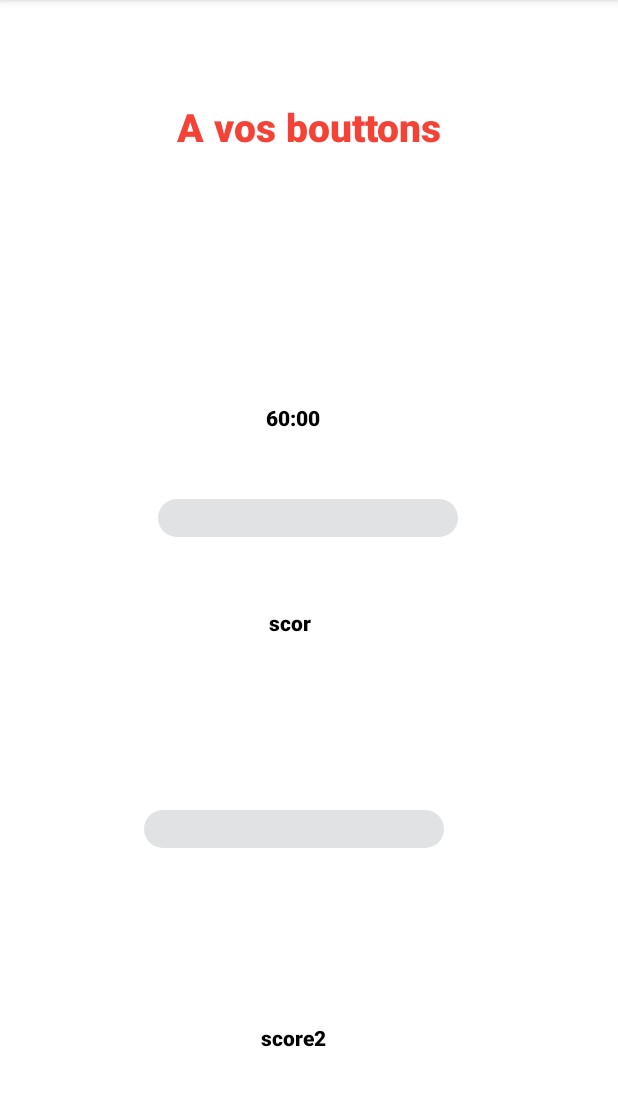
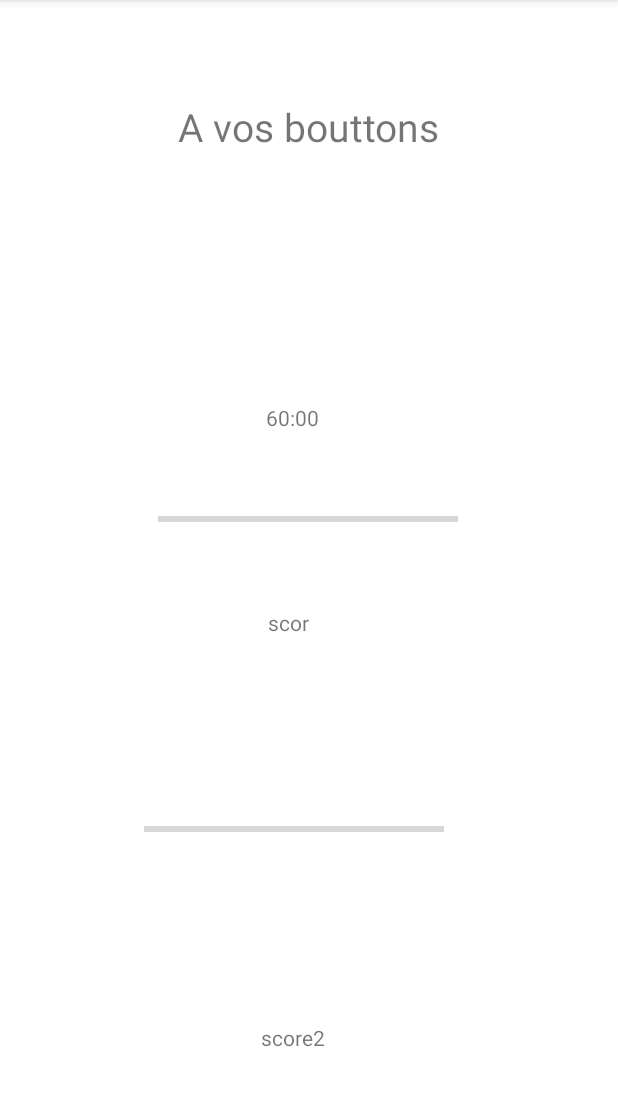
Before and after one commit to Gwenael95/IoT_app_UI, an Android app: the GameScreen screen opened directly, with no data from a screen before it, on a phone screen of 412 x 824 dp, the part 84-1190 px from its top. Run offline under Robolectric (Android 15) with nearby library versions, the phone set to English and light mode, and no system bars; our stand-ins replace Firebase (no records; nobody signed in at launch, a user with empty details on screens opened directly); Roboto replaces fonts that are not available here.

Commit message:
Revert "Merge branch 'ui_freddy' into dev"
This reverts commit 6b44a83f2a33bd1b704ded1671333cff731d6db0, reversing
changes made to b0aa2986b111e80d9e8466c6b0577e006e01bd0d.

```diff
--- a/app/src/main/res/drawable/custom_progress_bar.xml
+++ /dev/null
@@ -1,36 +0,0 @@
-<?xml version="1.0" encoding="utf-8"?>
-<layer-list xmlns:android="http://schemas.android.com/apk/res/android">
-    <item android:id="@android:id/background">
-        <shape>
-            <corners android:radius="100dp" />
-            <gradient
-                android:centerColor="#29474954"
-                android:endColor="#29474954"
-                android:startColor="#29474954" />
-        </shape>
-    </item>
-
-    <item android:id="@android:id/secondaryProgress">
-        <scale android:scaleWidth="100%">
-            <shape>
-                <corners android:radius="100dp" />
-                <gradient
-                    android:centerColor="#4ED5A1"
-                    android:endColor="#4ED5A1"
-                    android:startColor="#4ED5A1" />
-            </shape>
-        </scale>
-    </item>
-    <item android:id="@android:id/progress">
-        <scale android:scaleWidth="100%">
-            <shape>
-                <corners android:radius="100dp" />
-                <gradient
-                    android:angle="270"
-                    android:endColor="#4ED5A1"
-                    android:startColor="#4ED5A1" />
-            </shape>
-        </scale>
-    </item>
-
-</layer-list>
--- a/app/src/main/res/layout/activity_game_screen.xml
+++ b/app/src/main/res/layout/activity_game_screen.xml
@@ -4,34 +4,29 @@
     xmlns:tools="http://schemas.android.com/tools"
     android:layout_width="match_parent"
     android:layout_height="match_parent"
-    android:foregroundTint="#00FFFFFF"
     tools:context=".GameScreen">
 
     <ProgressBar
         android:id="@+id/scoreBar1"
-        style="@style/Widget.AppCompat.ProgressBar.Horizontal"
+        style="?android:attr/progressBarStyleHorizontal"
         android:layout_width="200dp"
         android:layout_height="25dp"
-        android:backgroundTintMode="screen"
-        android:progressDrawable="@drawable/custom_progress_bar"
-        android:progressTint="#830404"
-        app:guidelineUseRtl="false"
+        android:background="#00F44336"
+        android:backgroundTint="#00F44336"
+        android:max="@integer/material_motion_duration_medium_1"
+        android:progressTint="#673AB7"
         app:layout_constraintBottom_toTopOf="@+id/score2"
         app:layout_constraintEnd_toEndOf="parent"
         app:layout_constraintHorizontal_bias="0.497"
         app:layout_constraintStart_toStartOf="parent"
         app:layout_constraintTop_toBottomOf="@+id/textView"
-        app:layout_constraintVertical_bias="0.416" />
+        app:layout_constraintVertical_bias="0.417" />
 
     <TextView
         android:id="@+id/textView"
         android:layout_width="wrap_content"
         android:layout_height="wrap_content"
-        android:fontFamily="sans-serif-black"
-        android:foregroundTint="#951C1C"
-        android:shadowColor="#0F000000"
         android:text="A vos bouttons"
-        android:textColor="#F44336"
         android:textSize="26dp"
         app:layout_constraintBottom_toTopOf="@+id/gameTime"
         app:layout_constraintEnd_toEndOf="parent"
@@ -44,9 +39,7 @@
         android:layout_width="34dp"
         android:layout_height="18dp"
         android:layout_marginTop="50dp"
-        android:fontFamily="sans-serif-black"
         android:text="score1"
-        android:textColor="#000000"
         app:layout_constraintBottom_toTopOf="@+id/scoreBar2"
         app:layout_constraintEnd_toEndOf="@+id/gameTime"
         app:layout_constraintHorizontal_bias="1.0"
@@ -59,8 +52,10 @@
         android:layout_width="200dp"
         android:layout_height="25dp"
         android:layout_marginTop="50dp"
-        android:progressDrawable="@drawable/custom_progress_bar"
-        android:progressTint="#76FF03"
+        android:background="#00F44336"
+        android:backgroundTint="#00F44336"
+        android:max="@integer/material_motion_duration_medium_1"
+        android:progressTint="#673AB7"
         app:layout_constraintBottom_toTopOf="@+id/score2"
         app:layout_constraintEnd_toEndOf="@+id/gameTime"
         app:layout_constraintHorizontal_bias="0.496"
@@ -72,9 +67,7 @@
         android:layout_width="wrap_content"
         android:layout_height="wrap_content"
         android:layout_marginTop="50dp"
-        android:fontFamily="sans-serif-black"
         android:text="score2"
-        android:textColor="@color/black"
         app:layout_constraintBottom_toBottomOf="parent"
         app:layout_constraintEnd_toEndOf="@+id/gameTime"
         app:layout_constraintHorizontal_bias="0.5"
@@ -86,9 +79,7 @@
         android:layout_width="wrap_content"
         android:layout_height="wrap_content"
         android:layout_marginTop="100dp"
-        android:fontFamily="sans-serif-black"
         android:text="60:00"
-        android:textColor="#000000"
         app:layout_constraintBottom_toTopOf="@+id/score1"
         app:layout_constraintEnd_toEndOf="parent"
         app:layout_constraintHorizontal_bias="0.471"
```
